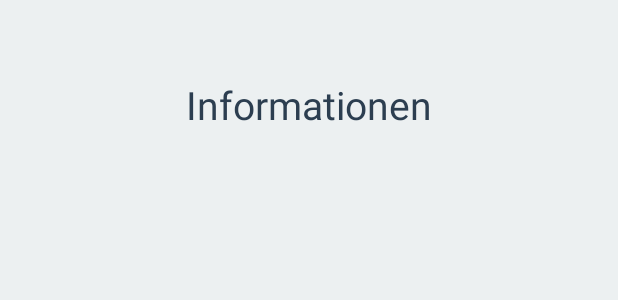
After one commit to 2BKI-ELITE/cocktail-Android, an Android app: the layout activity_information.xml on its own in the app's theme, with its tools: preview values and no code run, on a phone screen of 412 x 824 dp. The commit adds this screen. Shown: the top 300 px of the screen. Run offline under Robolectric (Android 15) with nearby library versions, the phone set to English and light mode, and no system bars.

Commit message:
information

```diff
--- a/app/src/main/AndroidManifest.xml
+++ b/app/src/main/AndroidManifest.xml
@@ -17,7 +17,8 @@
         android:roundIcon="@mipmap/ic_launcher_round"
         android:supportsRtl="true"
         android:theme="@style/AppTheme">
-        <activity android:name=".screenactivities.UserActivity"></activity>
+        <activity android:name=".screenactivities.InformationActivity"></activity>
+        <activity android:name=".screenactivities.UserActivity" />
         <activity android:name=".screenactivities.CleanActivity" />
         <activity android:name=".LoginActivity" />
         <activity android:name=".screenactivities.AdminPanelActivity" />
--- a/app/src/main/java/com/example/cocktail_android/screenactivities/AdminPanelActivity.java
+++ b/app/src/main/java/com/example/cocktail_android/screenactivities/AdminPanelActivity.java
@@ -37,6 +37,9 @@ public class AdminPanelActivity extends AppCompatActivity implements View.OnClic
 
         final ImageButton mUserBt = findViewById(R.id.adminpanel_btUser);
         mUserBt.setOnClickListener(this);
+
+        final ImageButton mSettingsBt = findViewById(R.id.adminpanel_btSettings);
+        mSettingsBt.setOnClickListener(this);
     }
 
 
@@ -64,6 +67,9 @@ public class AdminPanelActivity extends AppCompatActivity implements View.OnClic
                 startActivity(intente);
                 break;
 
+            case R.id.adminpanel_btSettings:
+                Intent intente4 = new Intent(AdminPanelActivity.this, InformationActivity.class);
+                startActivity(intente4);
             default:
                 break;
         }
--- /dev/null
+++ b/app/src/main/res/layout/activity_information.xml
@@ -0,0 +1,36 @@
+<?xml version="1.0" encoding="utf-8"?>
+<LinearLayout xmlns:android="http://schemas.android.com/apk/res/android"
+    xmlns:app="http://schemas.android.com/apk/res-auto"
+    android:orientation="vertical" android:layout_width="match_parent"
+    android:layout_height="match_parent"
+    android:background="?attr/backgroundcolor">
+
+    <RelativeLayout
+        android:layout_width="match_parent"
+        android:layout_height="wrap_content"
+        android:layout_marginLeft="@dimen/_1sdp"
+        android:layout_marginRight="@dimen/_1sdp"
+        >
+
+        <RelativeLayout
+            android:layout_width="match_parent"
+            android:layout_height="wrap_content"
+            android:layout_marginTop="@dimen/_40sdp"
+            >
+
+            <TextView
+                android:id="@+id/settings_tvTitle"
+                android:layout_width="wrap_content"
+                android:layout_height="wrap_content"
+                android:text="Informationen"
+                android:textColor="?attr/textcolorPrimary"
+                android:textSize="@dimen/_20sdp"
+                android:layout_centerHorizontal="true"
+                android:layout_centerVertical="true"/>
+
+
+
+        </RelativeLayout>
+    </RelativeLayout>
+
+</LinearLayout>
```
Also changed, not shown: app/src/main/java/com/example/cocktail_android/screenactivities/InformationActivity.java (added, +25 -0 lines), app/src/main/java/com/example/cocktail_android/test/ItemDecoration.java (added, +54 -0 lines), app/src/main/java/com/example/cocktail_android/test/StickyRecyclerView.java (added, +161 -0 lines).
